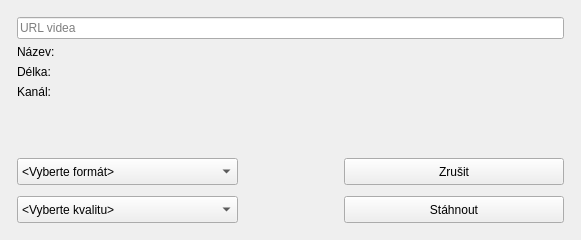
Before: the Qt Designer form y2mate/downloadvideowindow.ui in RxiPland/y2mate_desktop, drawn with Qt 5.
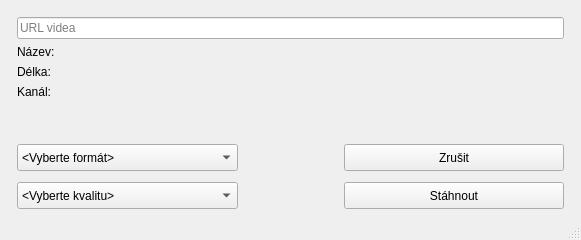
After: the same form once the commit is applied.

Commit message: removed spacer

What changed in the file:
```diff
--- a/y2mate/downloadvideowindow.ui
+++ b/y2mate/downloadvideowindow.ui
@@ -267,22 +267,6 @@
         </item>
        </layout>
       </item>
-      <item>
-       <spacer name="verticalSpacer_5">
-        <property name="orientation">
-         <enum>Qt::Vertical</enum>
-        </property>
-        <property name="sizeType">
-         <enum>QSizePolicy::Fixed</enum>
-        </property>
-        <property name="sizeHint" stdset="0">
-         <size>
-          <width>20</width>
-          <height>8</height>
-         </size>
-        </property>
-       </spacer>
-      </item>
      </layout>
     </item>
     <item>
@@ -313,6 +297,7 @@
     </rect>
    </property>
   </widget>
+  <widget class="QStatusBar" name="statusBar"/>
  </widget>
  <resources/>
  <connections/>
```
